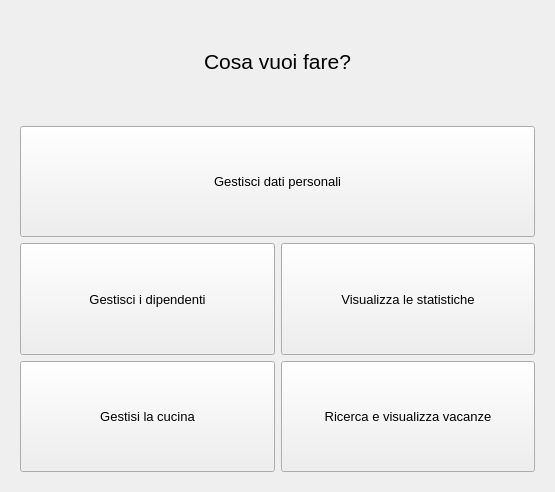
Qt form ui/Titolare/Home/homeTitolare.ui (mdoraz/Hotel) before a commit.
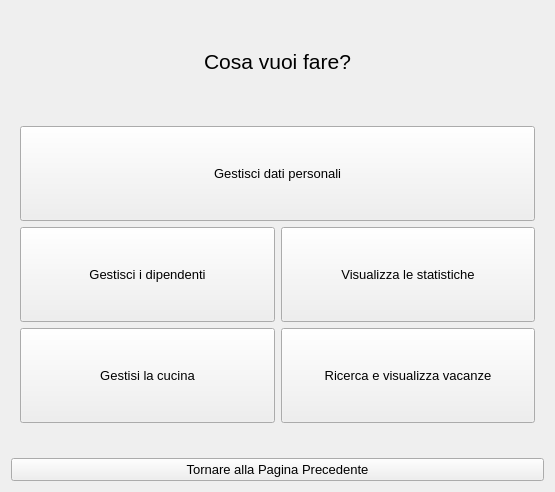
The same form after that commit.

Commit message: collegata home titolare al pulsante avanti quando si fa il login al sito

The edit to the form file:
```diff
--- a/ui/Titolare/Home/homeTitolare.ui
+++ b/ui/Titolare/Home/homeTitolare.ui
@@ -122,9 +122,29 @@
         </property>
        </widget>
       </item>
+      <item row="4" column="0" colspan="2">
+       <spacer name="horizontalSpacer">
+        <property name="orientation">
+         <enum>Qt::Horizontal</enum>
+        </property>
+        <property name="sizeHint" stdset="0">
+         <size>
+          <width>40</width>
+          <height>20</height>
+         </size>
+        </property>
+       </spacer>
+      </item>
      </layout>
     </widget>
    </item>
+   <item>
+    <widget class="QPushButton" name="btnIndietro">
+     <property name="text">
+      <string>Tornare alla Pagina Precedente</string>
+     </property>
+    </widget>
+   </item>
   </layout>
  </widget>
  <resources/>
```
Left out of the diff: 38 changed lines with no effect on the pictures. The commit also changes 2 other files.
